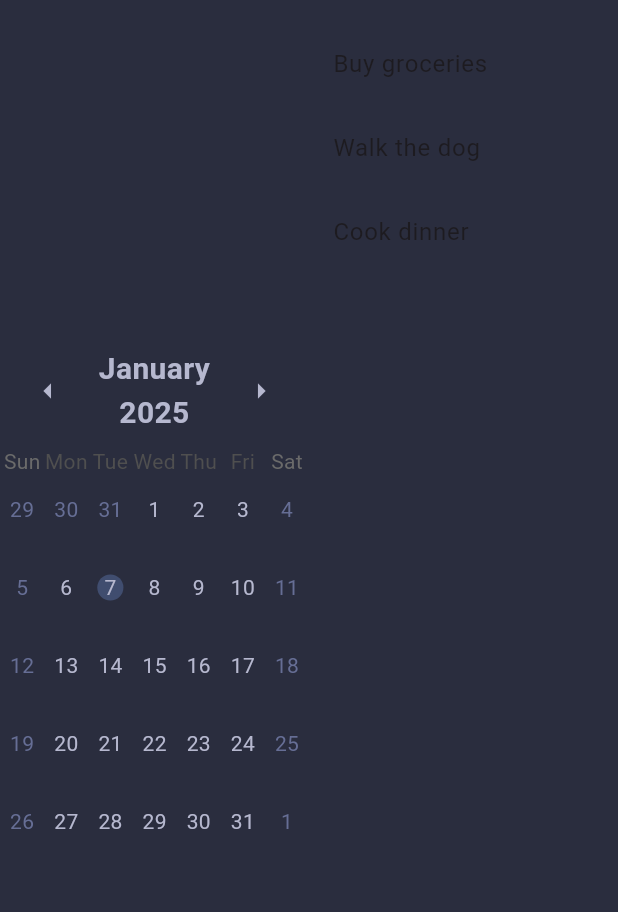
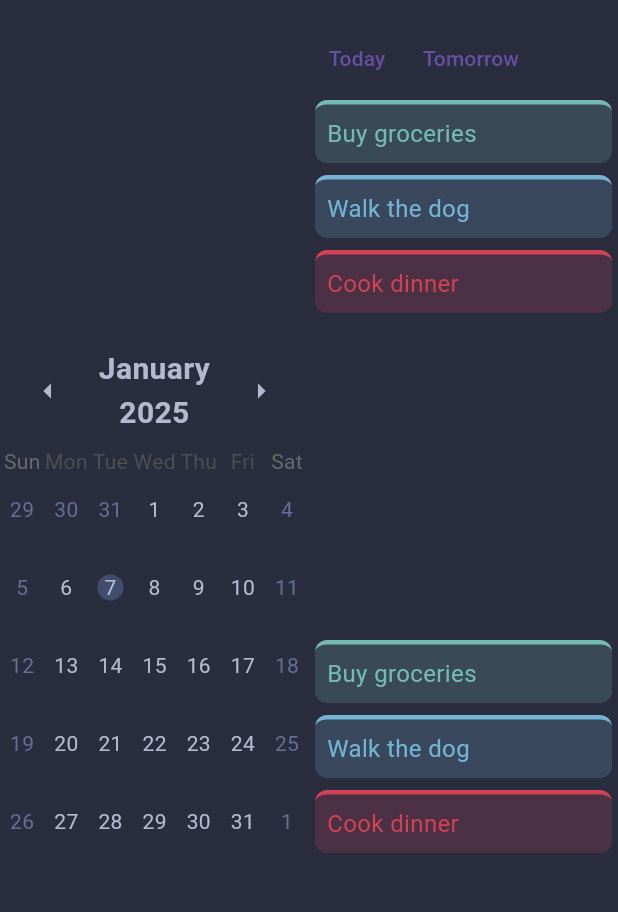
Before and after one commit to Spuddle-Z/Flutter_todo, a Flutter app: the screen it shows after launch, on a phone screen of 412 x 824 dp, the part 62-974 px from its top. Run offline on Flutter 3.47's test engine with Material 3 defaults, Android fonts, the phone set to English and light mode, and no system bars; drawn by our look-alikes of table_calendar; our stand-ins replace get, hive, hive_flutter; accounts and stored records are empty.

```diff
--- a/lib/calendar.dart
+++ /dev/null
@@ -1,68 +0,0 @@
-import 'package:flutter/material.dart';
-import 'package:table_calendar/table_calendar.dart';
-import 'theme.dart';
-
-class CalendarWidget extends StatelessWidget {
-  final DateTime selectedDay;
-  final ValueChanged<DateTime> onDaySelected;
-
-  CalendarWidget({required this.selectedDay, required this.onDaySelected});
-
-  @override
-  Widget build(BuildContext context) {
-    return TableCalendar(
-      firstDay: DateTime.utc(2000, 1, 1),
-      lastDay: DateTime.utc(2100, 12, 31),
-      focusedDay: selectedDay,
-      selectedDayPredicate: (day) => isSameDay(day, selectedDay),
-      onDaySelected: (selectedDay, focusedDay) {
-        onDaySelected(selectedDay);  // 调用回调函数，更新选中的日期
-      },
-
-      calendarStyle: const CalendarStyle(
-        selectedDecoration: BoxDecoration(
-          color: AppColors.backgroundActive,
-          shape: BoxShape.circle,
-        ),
-        selectedTextStyle: TextStyle(
-          color: AppColors.text,
-        ),
-        todayDecoration: BoxDecoration(
-          color: AppColors.backgroundLight,
-          shape: BoxShape.circle,
-        ),
-        todayTextStyle: TextStyle(
-          color: AppColors.textActive,
-          fontWeight: FontWeight.bold,
-        ),
-        weekendTextStyle: TextStyle(
-          color: AppColors.textDark,
-        ),
-        defaultTextStyle: TextStyle(
-          color: AppColors.text,
-        ),
-        outsideTextStyle: TextStyle(
-          color: AppColors.textDark,
-        ),
-      ),
-
-      headerStyle: const HeaderStyle(
-        formatButtonVisible: false,
-        titleCentered: true,
-        titleTextStyle: TextStyle(
-          color: AppColors.text,
-          fontSize: 20,
-          fontWeight: FontWeight.bold,
-        ),
-        leftChevronIcon: Icon(
-          Icons.arrow_left,
-          color: AppColors.text,
-        ),
-        rightChevronIcon: Icon(
-          Icons.arrow_right,
-          color: AppColors.text,
-        ),
-      ),
-    );
-  }
-}
--- a/lib/main.dart
+++ b/lib/main.dart
@@ -1,13 +1,13 @@
 import 'package:flutter/material.dart';
 import 'package:hive_flutter/hive_flutter.dart';
+import 'util/task_model.dart';
 import 'theme.dart';
-import 'calendar.dart';
-import 'task_list.dart';
+import 'pages/todo_page.dart';
 
 void main() async{
   WidgetsFlutterBinding.ensureInitialized();
-  await Hive.initFlutter();
-  await Hive.openBox("taskBox");
+  Hive.init("data");
+  Hive.registerAdapter(TaskAdapter());
   runApp(MyApp());
 }
 
@@ -37,36 +37,3 @@ class MyApp extends StatelessWidget {
     );
   }
 }
-
-class TodoPage extends StatefulWidget {
-  @override
-  _TodoPageState createState() => _TodoPageState();
-}
-
-class _TodoPageState extends State<TodoPage> {
-  DateTime _selectedDay = DateTime.now();
-
-  @override
-  Widget build(BuildContext context) {
-    return Scaffold(
-      backgroundColor: AppColors.background,
-      appBar: AppBar(
-        title: const Text('To Do'),
-      ),
-      body: Row(
-        children: [
-          Expanded(child: CalendarWidget(
-              selectedDay: _selectedDay,
-              onDaySelected: (selectedDay) {
-                setState(() {
-                  _selectedDay = selectedDay;
-                });
-              },
-            ),
-          ),
-          Expanded(child: TaskList()),
-        ],
-      ),
-    );
-  }
-}
--- /dev/null
+++ b/lib/pages/todo_page.dart
@@ -0,0 +1,36 @@
+import 'package:flutter/material.dart';
+import '../theme.dart';
+import '../widget/calendar.dart';
+import '../widget/buttons.dart';
+import '../widget/task_list.dart';
+
+class TodoPage extends StatelessWidget {
+  @override
+  Widget build(BuildContext context) {
+    return Scaffold(
+      backgroundColor: AppColors.background,
+      appBar: AppBar(
+        title: const Text('To Do'),
+      ),
+      body: Row(
+        children: [
+          Expanded(child: CalendarWidget(),
+          ),
+          Expanded(child: Column(
+            children: [
+              Container(
+                child: ButtonsArea(),
+              ),
+              Expanded(
+                child: TaskList(),
+              ),
+              Expanded(
+                child: TaskList(),
+              ),
+            ],
+          )),
+        ],
+      ),
+    );
+  }
+}
--- a/lib/task_list.dart
+++ /dev/null
@@ -1,38 +0,0 @@
-import 'package:flutter/material.dart';
-
-class TaskList extends StatelessWidget {
-  @override
-  Widget build(BuildContext context) {
-    return Column(
-      children: [
-        Expanded(child: TasksToday()),
-      ],
-    );
-  }
-}
-
-class TasksToday extends StatelessWidget {
-  @override
-  Widget build(BuildContext context) {
-    return ListView(
-      children: [
-        TaskItem(title: 'Buy groceries'),
-        TaskItem(title: 'Walk the dog'),
-        TaskItem(title: 'Cook dinner'),
-      ],
-    );
-  }
-}
-
-class TaskItem extends StatelessWidget {
-  final String title;
-
-  TaskItem({required this.title});
-
-  @override
-  Widget build(BuildContext context) {
-    return ListTile(
-      title: Text(title),
-    );
-  }
-}
--- a/lib/theme.dart
+++ b/lib/theme.dart
@@ -9,4 +9,7 @@ class AppColors {
   static const Color text = Color(0xFFB6B8CF);
   static const Color textActive = Color(0xFFFFCB6B);
   static const Color textDark = Color(0xFF666E95);
+
+  static const Color red = Color(0xFFD04255);
+  static const Color green = Color(0xFF73BBB2);
 }
--- /dev/null
+++ b/lib/util/calendar_controller.dart
@@ -0,0 +1,29 @@
+import 'dart:async';
+import 'package:get/get.dart';
+
+class CalendarController extends GetxController {
+  var today = DateTime.now().obs;
+  var selectedDay = DateTime.now().obs;
+  Timer? timer;
+
+  @override
+  void onInit() {
+    super.onInit();
+    // 启动定时器，每分钟更新一次 today's 日期
+    timer = Timer.periodic(Duration(minutes: 1), (_) {
+      today.value = DateTime.now();
+    });
+  }
+
+  @override
+  void onClose() {
+    super.onClose();
+    // 在控制器销毁时取消定时器
+    timer?.cancel();
+  }
+
+  // 更新选中的日期
+  void updateSelectedDay(DateTime date) {
+    selectedDay.value = date;
+  }
+}
--- /dev/null
+++ b/lib/widget/buttons.dart
@@ -0,0 +1,19 @@
+import 'package:flutter/material.dart';
+
+class ButtonsArea extends StatelessWidget {
+  @override
+  Widget build(BuildContext context) {
+    return Row(
+      children: [
+        TextButton(
+          onPressed: () {},
+          child: const Text('Today'),
+        ),
+        TextButton(
+          onPressed: () {},
+          child: const Text('Tomorrow'),
+        ),
+      ]
+    );
+  }
+}
--- /dev/null
+++ b/lib/widget/calendar.dart
@@ -0,0 +1,68 @@
+import 'package:flutter/material.dart';
+import 'package:get/get.dart';
+import 'package:table_calendar/table_calendar.dart';
+import '../theme.dart';
+import '../util/calendar_controller.dart';
+
+class CalendarWidget extends StatelessWidget {
+  @override
+  Widget build(BuildContext context) {
+    final CalendarController calendarController = Get.put(CalendarController());
+    return Obx(() =>
+      TableCalendar(
+        firstDay: DateTime.utc(2000, 1, 1),
+        lastDay: DateTime.utc(2100, 12, 31),
+        focusedDay: calendarController.selectedDay.value,
+        selectedDayPredicate: (day) => isSameDay(day, calendarController.selectedDay.value),
+        onDaySelected: (selectedDay, focusedDay) {
+          calendarController.updateSelectedDay(selectedDay);
+        },
+
+        calendarStyle: const CalendarStyle(
+          selectedDecoration: BoxDecoration(
+            color: AppColors.backgroundActive,
+            shape: BoxShape.circle,
+          ),
+          selectedTextStyle: TextStyle(
+            color: AppColors.text,
+          ),
+          todayDecoration: BoxDecoration(
+            color: AppColors.backgroundLight,
+            shape: BoxShape.circle,
+          ),
+          todayTextStyle: TextStyle(
+            color: AppColors.textActive,
+            fontWeight: FontWeight.bold,
+          ),
+          weekendTextStyle: TextStyle(
+            color: AppColors.textDark,
+          ),
+          defaultTextStyle: TextStyle(
+            color: AppColors.text,
+          ),
+          outsideTextStyle: TextStyle(
+            color: AppColors.textDark,
+          ),
+        ),
+
+        headerStyle: const HeaderStyle(
+          formatButtonVisible: false,
+          titleCentered: true,
+          titleTextStyle: TextStyle(
+            color: AppColors.text,
+            fontSize: 20,
+            fontWeight: FontWeight.bold,
+          ),
+          leftChevronIcon: Icon(
+            Icons.arrow_left,
+            color: AppColors.text,
+          ),
+          rightChevronIcon: Icon(
+            Icons.arrow_right,
+            color: AppColors.text,
+          ),
+        ),
+      ),
+    );
+  }
+}
--- /dev/null
+++ b/lib/widget/task_list.dart
@@ -0,0 +1,63 @@
+import 'package:flutter/material.dart';
+import 'task_tile.dart';
+
+List testTaskList = [
+  {
+    'taskContent': 'Buy groceries',
+    'taskDone': false,
+    'taskPriority': 2,
+  },
+  {
+    'taskContent': 'Walk the dog',
+    'taskDone': false,
+    'taskPriority': 1,
+  },
+  {
+    'taskContent': 'Cook dinner',
+    'taskDone': false,
+    'taskPriority': 0,
+  },
+];
+
+class TaskList extends StatelessWidget {
+  @override
+  Widget build(BuildContext context) {
+    return Column(
+      children: [
+        Expanded(child: TasksToday()),
+      ],
+    );
+  }
+}
+
+class TasksToday extends StatelessWidget {
+  @override
+  Widget build(BuildContext context) {
+    return ListView.builder(
+      itemCount: testTaskList.length,
+      itemBuilder: (context, index) {
+        return TaskTile(
+          taskContent: testTaskList[index]['taskContent'],
+          taskDone: testTaskList[index]['taskDone'],
+          taskPriority: testTaskList[index]['taskPriority'],
+        );
+      },
+    );
+  }
+}
+
+class TasksNoDeadline extends StatelessWidget {
+  @override
+  Widget build(BuildContext context) {
+    return ListView.builder(
+      itemCount: testTaskList.length,
+      itemBuilder: (context, index) {
+        return TaskTile(
+          taskContent: testTaskList[index]['taskContent'],
+          taskDone: testTaskList[index]['taskDone'],
+          taskPriority: testTaskList[index]['taskPriority'],
+        );
+      },
+    );
+  }
+}
--- /dev/null
+++ b/lib/widget/task_tile.dart
@@ -0,0 +1,71 @@
+import 'package:flutter/material.dart';
+import '../theme.dart';
+
+class TaskTile extends StatefulWidget {
+  final String taskContent;
+  final bool taskDone;
+  final int taskPriority;
+
+  const TaskTile({
+    super.key,
+    required this.taskContent,
+    required this.taskDone,
+    required this.taskPriority,
+  });
+
+  @override
+  State<TaskTile> createState() => _TaskTileState();
+}
+
+class _TaskTileState extends State<TaskTile> {
+  bool _taskDone = false;
+
+  void toggleTaskDone(int index) {
+    setState(() {
+      _taskDone = !_taskDone;
+    });
+  }
+
+  @override
+  Widget build(BuildContext context) {
+    Color tile_color;
+    switch (widget.taskPriority) {
+      case 0:
+        tile_color = AppColors.red;
+        break;
+      case 1:
+        tile_color = AppColors.primary;
+        break;
+      case 2:
+        tile_color = AppColors.green;
+        break;
+      default:
+        tile_color = AppColors.textActive;
+    }
+
+    return Padding(
+      padding: const EdgeInsets.all(4),
+      child: Container(
+        child: Row(
+          children: [
+            Text(
+              widget.taskContent,
+              style: TextStyle(
+                color: tile_color,
+                fontSize: 16,
+              ),
+            ),
+          ],
+        ),
+        padding: const EdgeInsets.all(8),
+        decoration: BoxDecoration(
+          color: tile_color.withAlpha(0x33),
+          borderRadius: BorderRadius.circular(8),
+          border: Border(
+            top: BorderSide(color: tile_color, width: 3), // 顶部不透明的杠
+          ),
+        ),
+      ),
+    );
+  }
+}
--- a/pubspec.yaml
+++ b/pubspec.yaml
@@ -27,5 +27,8 @@ dev_dependencies:
 
   flutter_lints: ^2.0.0
 
+  hive_generator: ^1.1.3
+  build_runner: ^2.3.3
+
 flutter:
   uses-material-design: true
```
Also changed, not shown: lib/task.dart (deleted, +0 -19 lines), lib/util/task_controller.dart (added, +40 -0 lines), lib/util/task_model.dart (added, +19 -0 lines), lib/util/task_model.g.dart (added), pubspec.lock.
